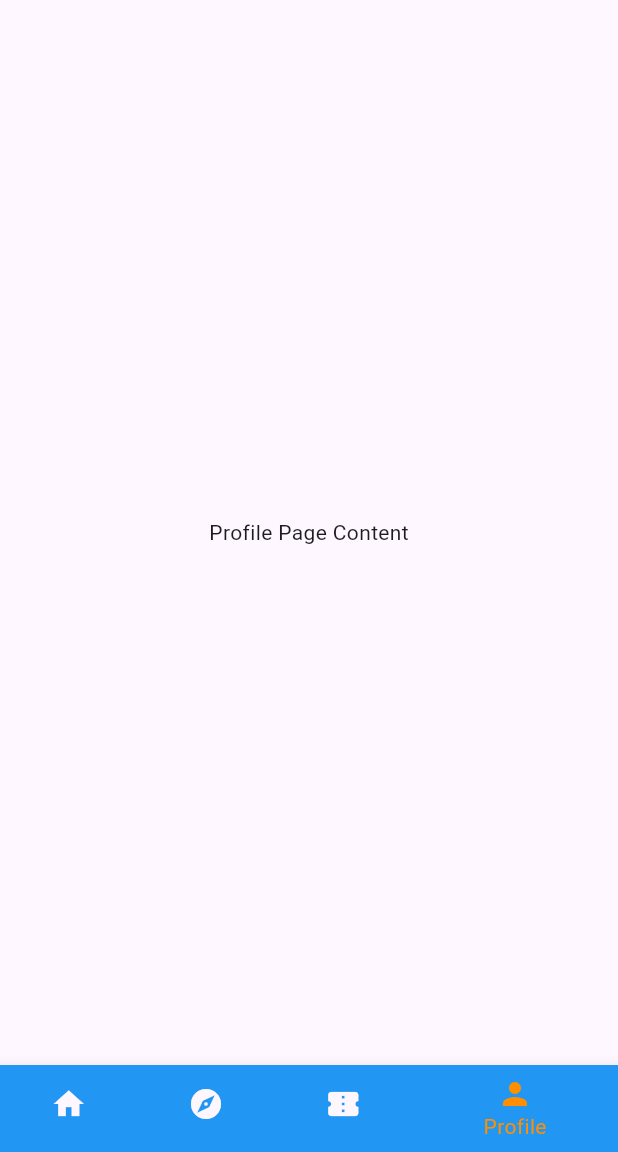
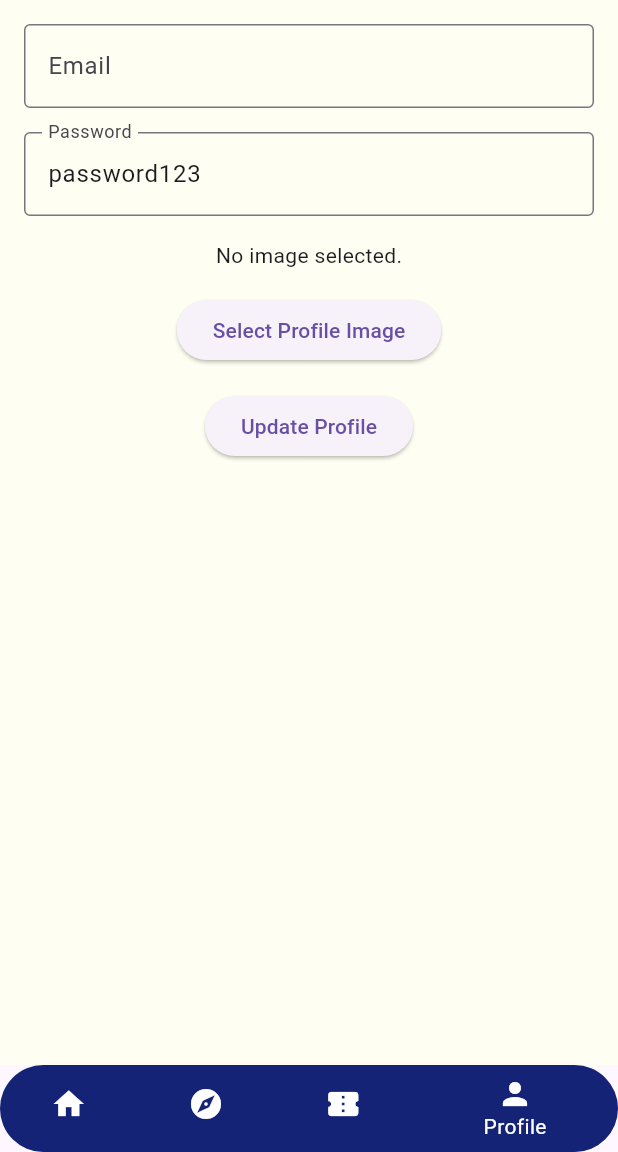
Before and after one commit to katungyebrendan/Event_management, a Flutter app: the UserHomePage screen opened directly, item 4 of the bottom bar chosen, on a phone screen of 412 x 824 dp, the part 84-1236 px from its top. Run offline on Flutter 3.47's test engine with Material 3 defaults, Android fonts, the phone set to English and light mode, and no system bars; our stand-ins replace barcode_widget, cloud_firestore, firebase_auth, firebase_core, firebase_messaging, firebase_storage and 4 more; missing offline and left inert: ticket_widget; accounts and stored records are empty.

Commit message:
edited the user homepage and created the profile page

```diff
--- a/lib/homepage.dart
+++ b/lib/homepage.dart
@@ -6,7 +6,7 @@ class HomePage extends StatelessWidget {
   @override
   Widget build(BuildContext context) {
     return Scaffold(
-      appBar: AppBar(title: Text('Event Booking App')),
+      // appBar: AppBar(title: Text('Event Booking App')),
       body: Container(
         decoration: BoxDecoration(
           image: DecorationImage(
@@ -26,7 +26,7 @@ class HomePage extends StatelessWidget {
                   borderRadius: BorderRadius.circular(8.0),
                 ),
                 child: Text(
-                  'Welcome to Event Booking App',
+                  'Welcome to FUN EXPO',
                   style: TextStyle(
                     fontSize: 24,
                     color: Colors.white,
--- /dev/null
+++ b/lib/user/profile_page.dart
@@ -0,0 +1,73 @@
+import 'dart:io';
+import 'package:flutter/material.dart';
+import 'package:image_picker/image_picker.dart';
+import 'package:firebase_auth/firebase_auth.dart' as auth;
+
+class ProfilePage extends StatefulWidget {
+  @override
+  _ProfilePageState createState() => _ProfilePageState();
+}
+
+class _ProfilePageState extends State<ProfilePage> {
+  File? _profileImage;
+  final ImagePicker _picker = ImagePicker();
+  final user = auth.FirebaseAuth.instance.currentUser;
+
+  Future<void> _pickImage() async {
+    final pickedFile = await _picker.pickImage(source: ImageSource.gallery);
+    if (pickedFile != null) {
+      setState(() {
+        _profileImage = File(pickedFile.path);
+      });
+    }
+  }
+
+  @override
+  Widget build(BuildContext context) {
+    return Padding(
+      padding: const EdgeInsets.all(16.0),
+      child: Column(
+        children: <Widget>[
+          TextField(
+            decoration: InputDecoration(
+              labelText: 'Email',
+              border: OutlineInputBorder(),
+            ),
+            readOnly: true,
+            controller: TextEditingController(text: user?.email ?? 'No Email'),
+          ),
+          SizedBox(height: 16.0),
+          TextField(
+            decoration: InputDecoration(
+              labelText: 'Password',
+              border: OutlineInputBorder(),
+            ),
+            readOnly: true,
+            controller: TextEditingController(text: 'password123'),
+          ),
+          SizedBox(height: 16.0),
+          _profileImage == null
+              ? Text('No image selected.')
+              : Image.file(
+                  _profileImage!,
+                  height: 150,
+                  width: 150,
+                  fit: BoxFit.cover,
+                ),
+          SizedBox(height: 16.0),
+          ElevatedButton(
+            onPressed: _pickImage,
+            child: Text('Select Profile Image'),
+          ),
+          SizedBox(height: 16.0),
+          ElevatedButton(
+            onPressed: () {
+              // Handle profile update logic here
+            },
+            child: Text('Update Profile'),
+          ),
+        ],
+      ),
+    );
+  }
+}
--- a/lib/user/user_home_page.dart
+++ b/lib/user/user_home_page.dart
@@ -8,6 +8,7 @@ import 'notification_page.dart';
 import 'notification_service.dart'; // Import NotificationService
 import 'retrieve_events.dart'; // Import the RetrieveEventsPage
 import 'tickets_page.dart';
+import 'profile_page.dart'; // Import ProfilePage
 
 class UserHomePage extends StatefulWidget {
   const UserHomePage({Key? key}) : super(key: key);
@@ -21,6 +22,8 @@ class _UserHomePageState extends State<UserHomePage> {
   bool _showRecommended = false; // Toggle for showing recommended events
   late NotificationService _notificationService;
   int _selectedIndex = 0; // Track the selected tab
+  List<Map<String, dynamic>> _searchResults = [];
+  bool _isSearching = false;
 
   @override
   void initState() {
@@ -46,6 +49,29 @@ class _UserHomePageState extends State<UserHomePage> {
       return data;
     }).toList();
     return events;
+  }
+
+  Future<void> _performSearch(String query) async {
+    setState(() {
+      _isSearching = true;
+    });
+
+    final querySnapshot = await FirebaseFirestore.instance
+        .collectionGroup('events')
+        .where('title', isGreaterThanOrEqualTo: query)
+        .where('title', isLessThanOrEqualTo: query + '\uf8ff')
+        .get();
+
+    final searchResults = querySnapshot.docs.map((doc) {
+      final data = doc.data() as Map<String, dynamic>;
+      data['id'] = doc.id;
+      return data;
+    }).toList();
+
+    setState(() {
+      _searchResults = searchResults;
+      _isSearching = false;
+    });
   }
 
   void _onItemTapped(int index) {
@@ -114,46 +140,55 @@ class _UserHomePageState extends State<UserHomePage> {
           ),
         ],
       ),
-      body: _selectedIndex == 0
+      body: Container(
+        decoration: BoxDecoration(
+          gradient: LinearGradient(
+            colors: [Color(0xfffffef2), Color(0xfffffef2)],
+            begin: Alignment.topCenter,
+            end: Alignment.bottomCenter,
+          ),
+        ),
+        child: _selectedIndex == 0
             ? _buildHomeContent()
             : _selectedIndex == 2
                 ? TicketsPage()
-              : _buildProfileContent(),
+                : ProfilePage(), // Show ProfilePage when Profile tab is selected
+      ),
       bottomNavigationBar: Container(
         decoration: BoxDecoration(
-          borderRadius: BorderRadius.only(
-            topLeft: Radius.circular(10.0),
-            topRight: Radius.circular(10.0),
-            bottomLeft: Radius.circular(10.0),
-            bottomRight: Radius.circular(10.0),
+          borderRadius: BorderRadius.circular(40.0),
         ),
-        ),
+        child: ClipRRect(
+          borderRadius: BorderRadius.circular(40.0),
           child: BottomNavigationBar(
             items: const <BottomNavigationBarItem>[
               BottomNavigationBarItem(
-              icon: Icon(Icons.home),
+                icon: Icon(Icons.home, color: Color(0xffffffff)),
                 label: 'Home',
-              backgroundColor: Colors.blue,
+                backgroundColor: Color(0xff152377),
               ),
               BottomNavigationBarItem(
-              icon: Icon(Icons.explore),
+                icon: Icon(Icons.explore, color: Color(0xffffffff)),
                 label: 'Explore',
-              backgroundColor: Colors.blue,
+                backgroundColor: Color(0xff152377),
               ),
               BottomNavigationBarItem(
-              icon: Icon(Icons.confirmation_number),
+                icon: Icon(Icons.confirmation_number, color: Color(0xffffffff)),
                 label: 'Tickets',
-              backgroundColor: Colors.blue,
+                backgroundColor: Color(0xff152377),
               ),
               BottomNavigationBarItem(
-              icon: Icon(Icons.person),
+                icon: Icon(Icons.person, color: Color(0xffffffff)),
                 label: 'Profile',
-              backgroundColor: Colors.blue,
+                backgroundColor: Color(0xff152377),
               ),
             ],
             currentIndex: _selectedIndex,
-          selectedItemColor: Colors.amber[800],
+            selectedItemColor: Color(0xffffffff),
+            // Change selected item color
+            unselectedItemColor: Colors.grey,
             onTap: _onItemTapped,
+          ),
         ),
       ),
     );
@@ -167,19 +202,33 @@ class _UserHomePageState extends State<UserHomePage> {
           padding: const EdgeInsets.all(8.0),
           child: TextField(
             controller: _searchController,
-            decoration: const InputDecoration(
+            decoration: InputDecoration(
+              filled: true, // fill the background with a color
+              fillColor: Colors.white,
               labelText: 'Search Events',
-              border: OutlineInputBorder(),
+              border: OutlineInputBorder(
+                borderRadius: BorderRadius.circular(50.0),
+              ),
               prefixIcon: Icon(Icons.search),
             ),
             onChanged: (value) {
-              setState(() {
-                // Handle search query change
-              });
+              _performSearch(value);
             },
           ),
         ),
-        if (_showRecommended)
+        if (_isSearching)
+          const Center(child: CircularProgressIndicator())
+        else if (_searchResults.isNotEmpty)
+          Expanded(
+            child: ListView.builder(
+              itemCount: _searchResults.length,
+              itemBuilder: (context, index) {
+                var event = _searchResults[index];
+                return EventCard(event: event);
+              },
+            ),
+          )
+        else if (_showRecommended)
           Expanded(
             child: FutureBuilder<List<Map<String, dynamic>>>(
               future: _fetchRecommendedEvents(),
@@ -227,9 +276,7 @@ class _UserHomePageState extends State<UserHomePage> {
   }
 
   Widget _buildProfileContent() {
-    return Center(
-      child: Text('Profile Page Content'),
-    );
+    return ProfilePage(); // Return ProfilePage widget
   }
 
   Widget _buildCategorySection(String category) {
@@ -259,14 +306,14 @@ class _UserHomePageState extends State<UserHomePage> {
               ),
             ),
             SizedBox(
-              height: 290, // Reduced height to avoid overflow
+              height: 380, // Increased height for larger cards
               child: ListView.builder(
                 scrollDirection: Axis.horizontal,
                 itemCount: events.length,
                 itemBuilder: (context, index) {
                   var event = events[index];
                   return SizedBox(
-                    width: 200,
+                    width: 300, // Increased width for larger cards
                     child: EventCard(event: event),
                   );
                 },
@@ -295,20 +342,28 @@ class EventCard extends StatelessWidget {
     }
 
     return Card(
+      shape: RoundedRectangleBorder(
+        borderRadius: BorderRadius.circular(16), // rounded edges
+      ),
+      color: Color(0xff34424e),
       child: Column(
         crossAxisAlignment: CrossAxisAlignment.start,
         children: [
           event['imageUrl'] != null && event['imageUrl'].isNotEmpty
-              ? Image.network(
+              ? ClipRRect(
+                  borderRadius: BorderRadius.vertical(
+                      top: Radius.circular(16)), // Rounded edges at the top
+                  child: Image.network(
                     event['imageUrl'],
                     width: double.infinity,
-                  height: 150, // Adjusted height to avoid overflow
+                    height: 240, // Increased height for larger images
                     fit: BoxFit.cover,
+                  ),
                 )
               : Container(
                   color: Colors.grey,
                   width: double.infinity,
-                  height: 150, // Adjusted height to avoid overflow
+                  height: 240, // Increased height for larger placeholder
                   child: const Icon(Icons.image, size: 100),
                 ),
           Padding(
@@ -316,8 +371,9 @@ class EventCard extends StatelessWidget {
             child: Text(
               event['title'] ?? 'No Title',
               style: const TextStyle(
-                fontSize: 16, // Adjusted font size to avoid overflow
+                fontSize: 20, // Increased font size
                 fontWeight: FontWeight.bold,
+                color: Color(0xffffb322),
               ),
             ),
           ),
@@ -327,7 +383,7 @@ class EventCard extends StatelessWidget {
               eventDate != null
                   ? DateFormat('yyyy-MM-dd').format(eventDate)
                   : 'No Date',
-              style: TextStyle(color: Colors.grey[600]),
+              style: TextStyle(color: Color(0xffffb322)),
             ),
           ),
           Padding(
@@ -348,7 +404,11 @@ class EventCard extends StatelessWidget {
                   ),
                 );
               },
-              child: const Text('Details'),
+              child: const Text(
+                'Details',
+                style: TextStyle(
+                    fontWeight: FontWeight.bold, color: Color(0xff181716)),
+              ),
             ),
           ),
         ],
```
Lines whose indentation alone changed are shown as unchanged.
